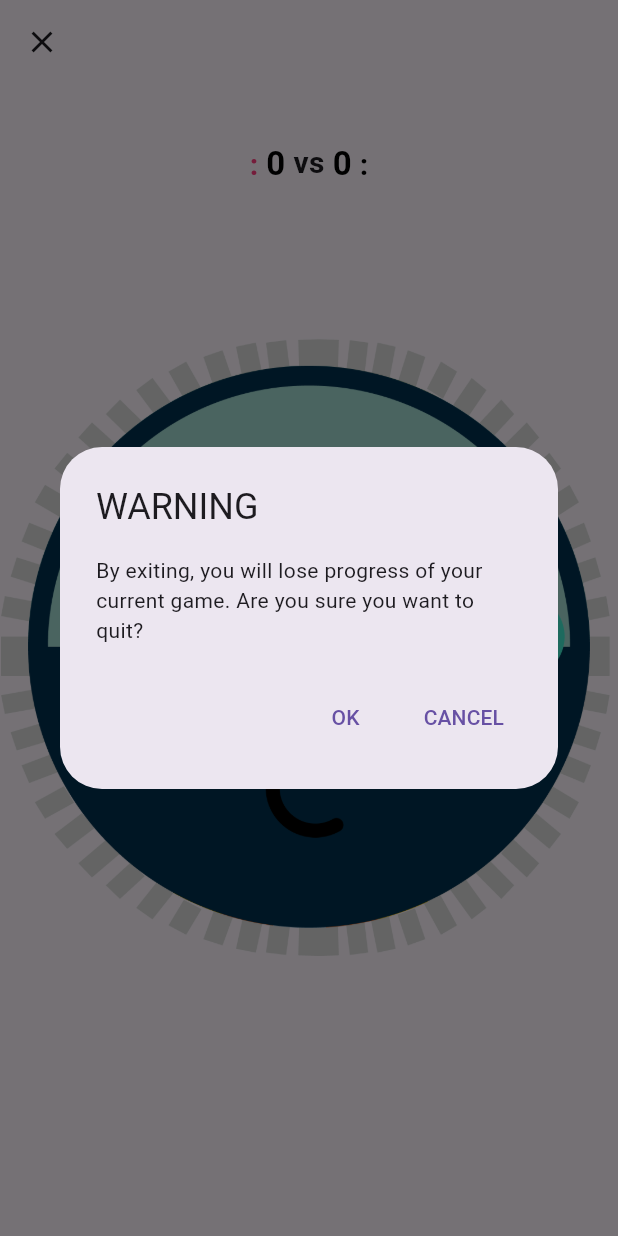
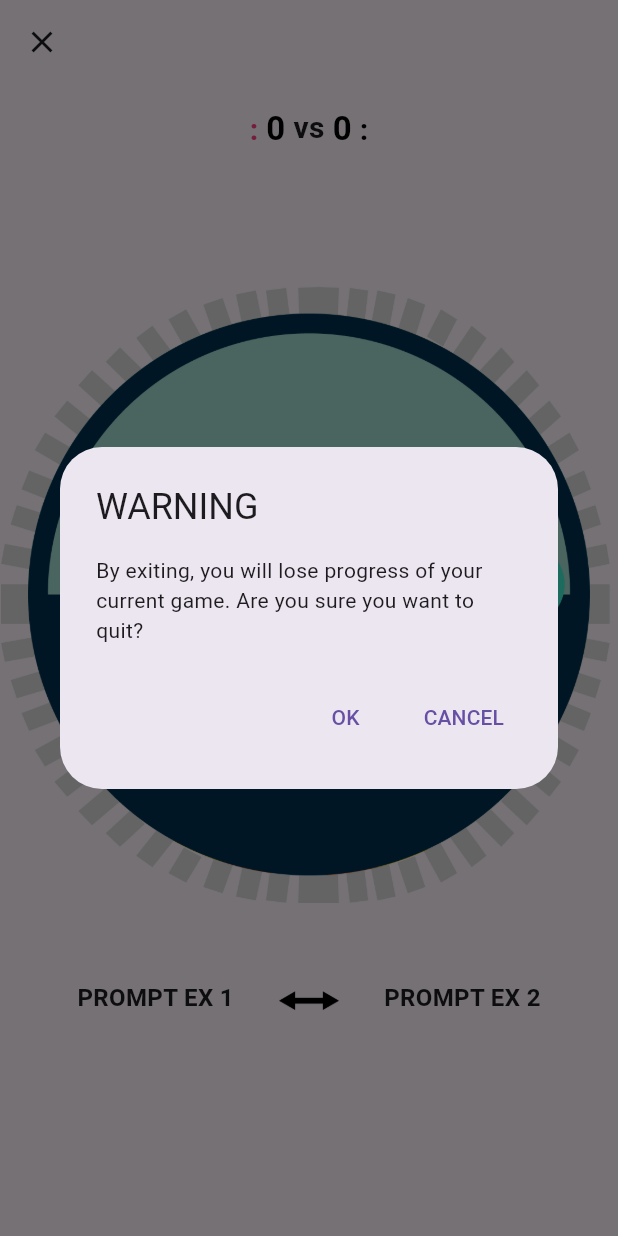
Before and after one commit to MihaiSvn/Wavelength, a Flutter app: the GamePage screen opened directly with empty values, after a tap on "Next", after a tap on the "close" icon, on a phone screen of 412 x 824 dp. Run offline on Flutter 3.47's test engine with Material 3 defaults, Android fonts, the phone set to English and light mode, and no system bars.

Commit message:
fixed wheel size + added prompt text

```diff
--- a/lib/pages/game_page.dart
+++ b/lib/pages/game_page.dart
@@ -102,6 +102,7 @@ class _GamePageState extends State<GamePage> {
   @override
   Widget build(BuildContext context) {
     return Scaffold(
+      resizeToAvoidBottomInset: false,
       appBar: AppBar(
         title: currentRound <= widget.settings.totalRounds
             ? Text("Round $currentRound / ${widget.settings.totalRounds}")
--- a/lib/pages/game_phases/wheel_phases_template.dart
+++ b/lib/pages/game_phases/wheel_phases_template.dart
@@ -4,6 +4,7 @@ import 'package:wavelength/controllers/cover_controller.dart';
 import 'package:wavelength/controllers/game_state.dart';
 import 'package:wavelength/models/game_phases.dart';
 import 'package:wavelength/models/game_settings.dart';
+import 'package:wavelength/util/prompts_bar.dart';
 import 'package:wavelength/util/scoreboard.dart';
 import 'package:wavelength/util/wheel.dart';
 
@@ -66,7 +67,13 @@ class _WheelPhasesTemplateState extends State<WheelPhasesTemplate> {
   Widget build(BuildContext context) {
     return Stack(
       children: [
-        Column(
+        LayoutBuilder(
+          builder: (context, constraints) {
+            return SingleChildScrollView(
+              child: ConstrainedBox(
+                constraints: BoxConstraints(minHeight: constraints.maxHeight),
+                child: IntrinsicHeight(
+                  child: Column(
                     mainAxisAlignment: MainAxisAlignment.spaceAround,
                     children: [
                       Scoreboard(
@@ -77,18 +84,34 @@ class _WheelPhasesTemplateState extends State<WheelPhasesTemplate> {
                         gameState: widget.gameState,
                       ),
                       if (isNextButtonVisible &&
-                widget.gameState.currentPhase == TurnPhases.guesserGuess)
+                          widget.gameState.currentPhase ==
+                              TurnPhases.guesserGuess)
                         Text(
                           "${widget.gameState.currentPlayer == 1 ? widget.settings.player2Name : widget.settings.player1Name} scored ${widget.gameState.points} points",
                         ),
-            Wheel(
+                      SizedBox(
+                        height: constraints.maxHeight * 0.70,
+                        child: Column(
+                          mainAxisSize: MainAxisSize.min,
+                          children: [
+                            Expanded(
+                              child: Wheel(
                                 phase: phase,
                                 onChanged: onNextButtonChanged,
                                 controller: coverController,
                                 gameState: widget.gameState,
                               ),
-            Visibility(
-              visible: !isNextButtonVisible && phase == TurnPhases.guesserGuess,
+                            ),
+                            PromptsBar(firstPrompt: "PROMPT EX 1", lastPrompt: "PROMPT EX 2"),
+                          ],
+                        ),
+                      ),
+                      Padding(
+                        padding: const EdgeInsets.only(bottom: 30),
+                        child: Visibility(
+                          visible:
+                              !isNextButtonVisible &&
+                              phase == TurnPhases.guesserGuess,
                           child: ElevatedButton(
                             onPressed: () {
                               setState(() {
@@ -101,15 +124,25 @@ class _WheelPhasesTemplateState extends State<WheelPhasesTemplate> {
                             child: const Text("Reveal cover"),
                           ),
                         ),
-            Visibility(
+                      ),
+                      Padding(
+                        padding: const EdgeInsets.only(bottom:30),
+                        child: Visibility(
                           visible: isNextButtonVisible,
                           child: ElevatedButton(
                             onPressed: widget.nextStep,
                             child: Text("Next"),
                           ),
                         ),
+                      ),
                     ],
                   ),
+                ),
+              ),
+            );
+          },
+        ),
+
         ConfettiWidget(
           confettiController: _confettiController,
           blastDirectionality: BlastDirectionality.explosive,
--- /dev/null
+++ b/lib/util/prompts_bar.dart
@@ -0,0 +1,45 @@
+import 'package:flutter/material.dart';
+
+class PromptsBar extends StatelessWidget {
+  final String firstPrompt, lastPrompt;
+  const PromptsBar({
+    super.key,
+    required this.firstPrompt,
+    required this.lastPrompt,
+  });
+
+  @override
+  Widget build(BuildContext context) {
+    return Padding(
+      padding: const EdgeInsets.all(8.0),
+      child: Row(
+        spacing: 30,
+        children: [
+          Expanded(
+            flex: 1,
+            child: Text(
+              softWrap: true,
+              firstPrompt,
+              textAlign: TextAlign.end,
+              style: const TextStyle(fontWeight: FontWeight.bold, fontSize: 16, height: 1.2),
+            ),
+          ),
+          Transform.translate(
+            offset: const Offset(0, 2),
+            child: Image.asset('assets/images/double-arrow.png', height: 40),
+          ),
+
+          Expanded(
+            flex: 1,
+            child: Text(
+              softWrap: true,
+              lastPrompt,
+              textAlign: TextAlign.start,
+              style: const TextStyle(fontWeight: FontWeight.bold, fontSize: 16, height: 1.2),
+            ),
+          ),
+        ],
+      ),
+    );
+  }
+}
--- a/pubspec.yaml
+++ b/pubspec.yaml
@@ -65,6 +65,7 @@ flutter:
     - assets/images/needle.png
     - assets/images/cover_knob.png
     - assets/images/winner-loser.png
+    - assets/images/double-arrow.png
 
   # To add assets to your application, add an assets section, like this:
   # assets:
```
Also changed, not shown: assets/images/double-arrow.png (added). Lines whose indentation alone changed are shown as unchanged.
